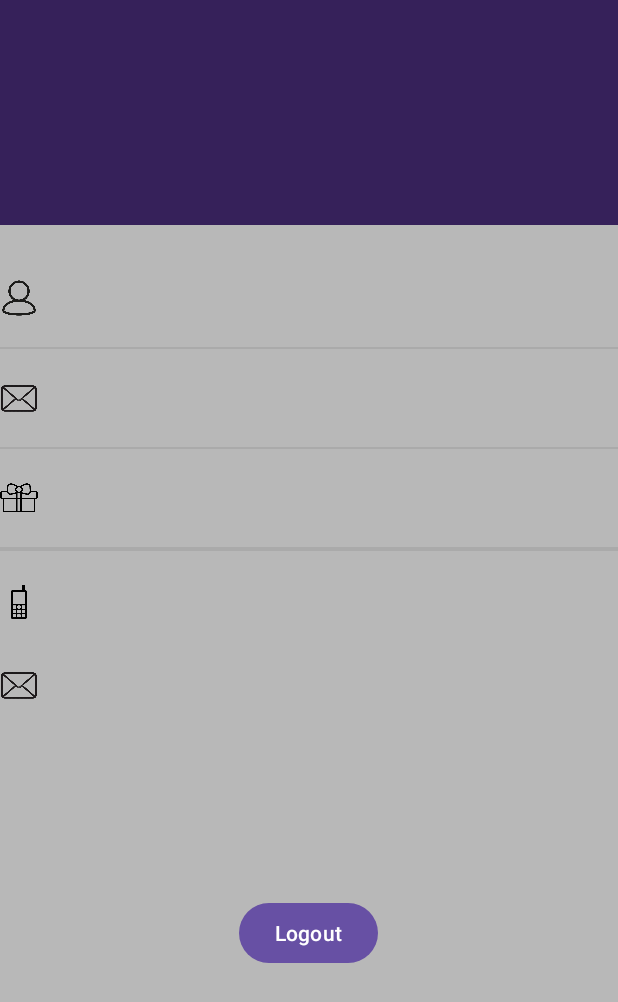
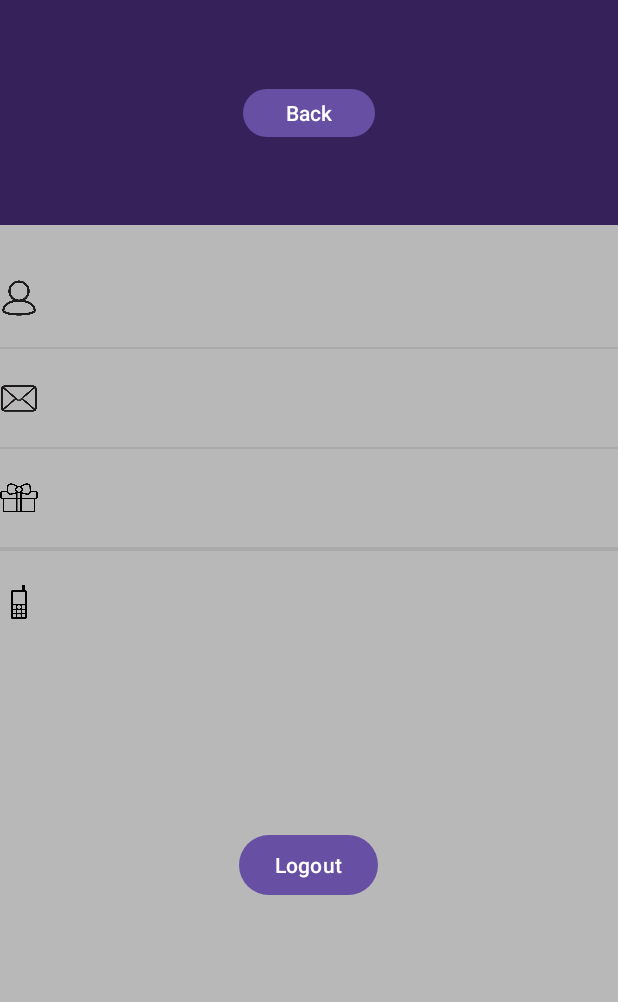
Before and after one commit to Omayer111/ExpenseTracker, an Android app: the UserProfile screen opened directly, with no data from a screen before it, on a phone screen of 412 x 824 dp. Shown: the top 1002 px of the screen. Run offline under Robolectric (Android 15) with nearby library versions, the phone set to English and light mode, and no system bars; our stand-ins replace Firebase (no records; nobody signed in at launch, a user with empty details on screens opened directly); Roboto replaces fonts that are not available here.

Commit message:
all the bits and pieces

```diff
--- a/ExpenseTracker-master/app/src/main/java/com/example/expensetracker/views/activities/UserProfile.java
+++ b/ExpenseTracker-master/app/src/main/java/com/example/expensetracker/views/activities/UserProfile.java
@@ -26,10 +26,9 @@ public class UserProfile extends AppCompatActivity {
     private String dname, demail, ddob, dmobile, dpassword;
     private ImageView imageView;
     private Button logoutButton;
-
+    private Button backButton;
 
     private static final int PICK_IMAGE_REQUEST = 1;
-
 
     private FirebaseAuth mAuth;
     private DatabaseReference userRef;
@@ -46,12 +45,10 @@ public class UserProfile extends AppCompatActivity {
         email = findViewById(R.id.textView_show_email);
         dob = findViewById(R.id.textView_show_dob);
         mobile = findViewById(R.id.textView_show_mobile);
-        password = findViewById(R.id.textView_show_password);
         logoutButton = findViewById(R.id.button_logout);
+        backButton = findViewById(R.id.button_back);
 
-
-        mAuth = firebaseAuth.getInstance();
-
+        mAuth = FirebaseAuth.getInstance();
 
         // Get reference to "Users" node in the database
         FirebaseUser firebaseUser = mAuth.getCurrentUser();
@@ -73,9 +70,8 @@ public class UserProfile extends AppCompatActivity {
 
                             name.setText("Email: " + demail);
                             email.setText("Name: " +  dname);
-                            dob.setText("Mobile: " + ddob);
-                            mobile.setText("Password: " + dmobile ddob );
-                            password.setText("DOB: " + dpassword);
+                            dob.setText("DOB: " + ddob);
+                            mobile.setText("Mobile: " + dmobile);
                         } else {
                             Toast.makeText(UserProfile.this, "User data is null", Toast.LENGTH_SHORT).show();
                         }
@@ -96,5 +92,10 @@ public class UserProfile extends AppCompatActivity {
             startActivity(new Intent(UserProfile.this, auth_first_page.class));
             finish();
         });
+
+        backButton.setOnClickListener(v -> {
+            startActivity(new Intent(UserProfile.this, MainActivity.class));
+            finish();
+        });
     }
 }
--- a/ExpenseTracker-master/app/src/main/res/layout/activity_register.xml
+++ b/ExpenseTracker-master/app/src/main/res/layout/activity_register.xml
@@ -196,7 +196,8 @@
                         android:layout_toEndOf="@id/imageViewDoB"
                         android:background="@android:color/transparent"
                         android:hint="select your dob"                android:textColor="@color/black"
-
+                        android:focusable="false"
+                        android:clickable="true"
                         android:inputType="date"
                         android:padding="6dp"
                         android:textSize="16sp" />
@@ -318,7 +319,7 @@
                         android:layout_marginBottom="10dp"
                         android:layout_toEndOf="@id/imageViewMobile"
                         android:background="@android:color/transparent"
-                        android:hint="enter your mobile no. (without +91)"
+                        android:hint="enter your mobile no"
                         android:inputType="phone"
                         android:padding="6dp"                android:textColor="@color/black"
 
--- a/ExpenseTracker-master/app/src/main/res/layout/activity_user_profile.xml
+++ b/ExpenseTracker-master/app/src/main/res/layout/activity_user_profile.xml
@@ -19,6 +19,8 @@
             android:layout_height="wrap_content"
             android:orientation="vertical">
 
+
+
             <RelativeLayout
                 android:id="@+id/layout_head"
                 android:layout_width="match_parent"
@@ -26,19 +28,28 @@
                 android:background="@color/purple_700">
 
                 <RelativeLayout
+                    android:id="@+id/RL_imageView"
                     android:layout_width="match_parent"
                     android:layout_height="wrap_content"
-                    android:id="@+id/RL_imageView">
+                    android:gravity="center"
+                    >
 
-
+                    <Button
+                        android:id="@+id/button_back"
+                        android:layout_width="wrap_content"
+                        android:layout_height="40dp"
+                        android:layout_gravity="start"
+                        android:layout_margin="100dp"
+                        android:gravity="center"
+                        android:text="Back" />
 
                     <ProgressBar
                         android:id="@+id/progress_bar_profile_pic"
                         style="?android:attr/progressBarStyleSmall"
                         android:layout_width="wrap_content"
                         android:layout_height="wrap_content"
+                        android:layout_centerHorizontal="true"
                         android:layout_marginTop="110dp"
-                        android:layout_centerHorizontal="true"
                         android:elevation="10dp"
                         android:visibility="gone" />
 
@@ -66,17 +77,21 @@
                     android:textAlignment="center"
                     android:textAppearance="@style/TextAppearance.AppCompat.Headline"
                     android:textColor="@android:color/black" />
+
             </RelativeLayout>
 
             <RelativeLayout
                 android:layout_width="match_parent"
                 android:layout_height="wrap_content"
-                android:padding="15dp"
+                android:layout_marginLeft="15dp"
 
-                android:layout_marginLeft="15dp"
                 android:layout_marginRight="15dp"
                 android:layout_marginBottom="15dp"
-                android:background="@drawable/border"></RelativeLayout>
+                android:background="@drawable/border"
+                android:padding="15dp">
+
+
+            </RelativeLayout>
 
             <RelativeLayout
                 android:layout_width="match_parent"
@@ -225,25 +240,7 @@
                 android:layout_marginBottom="10dp"
                 android:layout_below="@id/divider_name">
 
-                <ImageView
-                    android:layout_width="25dp"
-                    android:layout_height="25dp"
-                    android:layout_marginTop="20dp"
-                    android:id="@+id/ic_password"
 
-                    android:layout_centerVertical="true"
-                    android:background="@drawable/ic_email"/>
-
-                <TextView
-                    android:id="@+id/textView_show_password"
-                    android:layout_width="wrap_content"
-                    android:layout_height="wrap_content"
-                    android:layout_alignStart="@id/ic_password"
-                    android:layout_marginStart="50dp"
-                    android:layout_centerVertical="true"
-                    android:layout_marginTop="20dp"
-                    android:textColor="@color/black"
-                    />
                 <ProgressBar
                     android:id="@+id/progress_bar"
                     style="?android:attr/progressBarStyleLarge"
@@ -276,6 +273,8 @@
                 android:layout_gravity="center"
                 android:layout_marginTop="20dp"
                 android:text="Logout" />
+
+
         </LinearLayout>
     </ScrollView>
 
```
Also changed, not shown: ExpenseTracker-master/app/src/main/java/com/example/expensetracker/views/activities/register.java (+75 -68 lines), 3 other files.
